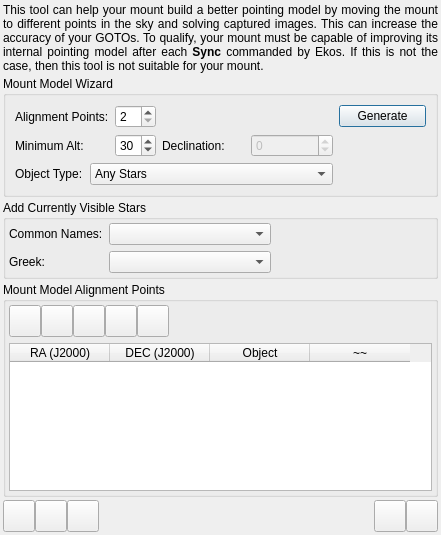
Before: the Qt Designer form kstars/ekos/align/mountmodel.ui in KDE/kstars, drawn with Qt 5.
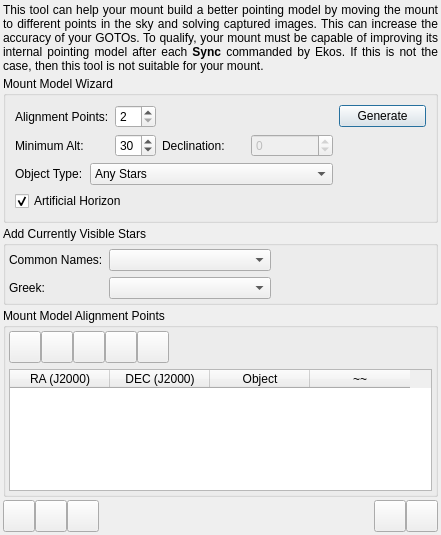
After: the same form once the commit is applied.

Commit message: Ekos Align: Add Artificial Horizon Filtering to Mount Modeler & Refactor Point Generation Logic

What changed in the file:
```diff
--- a/kstars/ekos/align/mountmodel.ui
+++ b/kstars/ekos/align/mountmodel.ui
@@ -217,6 +217,19 @@
         </property>
        </spacer>
       </item>
+      <item row="3" column="0" colspan="5">
+       <widget class="QCheckBox" name="artificialHorizonCheck">
+        <property name="toolTip">
+         <string>Skip generated points that are below the artificial horizon, if any are defined and enabled. See the artificial horizon item in the KStars Settings menu.</string>
+        </property>
+        <property name="text">
+         <string>Artificial Horizon</string>
+        </property>
+        <property name="checked">
+         <bool>true</bool>
+        </property>
+       </widget>
+      </item>
      </layout>
     </widget>
    </item>
```
The commit also changes 7 other files.
